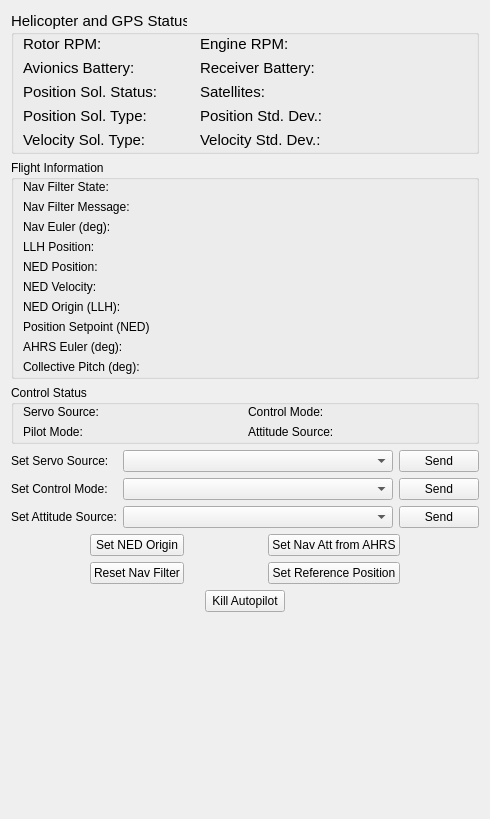
The window that src/ui/ualberta/UAlbertaControlWidget.ui (josephlewis42/UDenverQGC) describes before a commit, drawn with Qt 5.
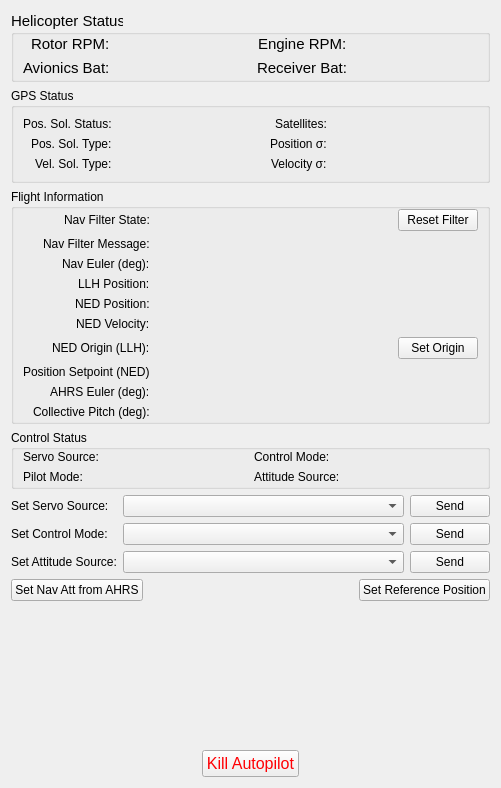
The same window after the commit. Icons and pictures are not drawn.

```diff
--- a/src/ui/ualberta/UAlbertaControlWidget.ui
+++ b/src/ui/ualberta/UAlbertaControlWidget.ui
@@ -6,8 +6,8 @@
    <rect>
     <x>0</x>
     <y>0</y>
-    <width>490</width>
-    <height>819</height>
+    <width>501</width>
+    <height>788</height>
    </rect>
   </property>
   <property name="windowTitle">
@@ -15,6 +15,14 @@
   </property>
   <layout class="QVBoxLayout" name="verticalLayout_2">
    <item>
+    <layout class="QVBoxLayout" name="verticalLayout_5">
+     <property name="spacing">
+      <number>6</number>
+     </property>
+     <property name="topMargin">
+      <number>0</number>
+     </property>
+     <item>
     <widget class="QGroupBox" name="groupBox">
      <property name="enabled">
       <bool>true</bool>
@@ -25,7 +33,7 @@
       </font>
      </property>
      <property name="title">
-      <string>Helicopter and GPS Status</string>
+        <string>Helicopter Status</string>
      </property>
      <layout class="QHBoxLayout" name="horizontalLayout_4">
       <property name="sizeConstraint">
@@ -35,21 +43,21 @@
        <number>0</number>
       </property>
       <property name="rightMargin">
-       <number>9</number>
+         <number>0</number>
       </property>
       <property name="bottomMargin">
        <number>2</number>
       </property>
       <item>
-       <layout class="QGridLayout" name="gridLayout_6">
-        <item row="1" column="0">
+         <layout class="QGridLayout" name="gridLayout_6" columnstretch="0,0,0,0">
+          <item row="1" column="0" alignment="Qt::AlignRight">
          <widget class="QLabel" name="label_15">
           <property name="text">
-           <string>Avionics Battery:</string>
+             <string>Avionics Bat:</string>
           </property>
          </widget>
         </item>
-        <item row="0" column="0">
+          <item row="0" column="0" alignment="Qt::AlignRight">
          <widget class="QLabel" name="label_8">
           <property name="text">
            <string>Rotor RPM:</string>
@@ -70,7 +78,7 @@
           </property>
          </widget>
         </item>
-        <item row="0" column="2">
+          <item row="0" column="2" alignment="Qt::AlignRight">
          <widget class="QLabel" name="label_18">
           <property name="text">
            <string>Engine RPM:</string>
@@ -84,10 +92,10 @@
           </property>
          </widget>
         </item>
-        <item row="1" column="2">
+          <item row="1" column="2" alignment="Qt::AlignRight">
          <widget class="QLabel" name="label_20">
           <property name="text">
-           <string>Receiver Battery:</string>
+             <string>Receiver Bat:</string>
           </property>
          </widget>
         </item>
@@ -98,7 +106,56 @@
           </property>
          </widget>
         </item>
-        <item row="2" column="0">
+          <item row="5" column="1">
+           <spacer name="horizontalSpacer">
+            <property name="orientation">
+             <enum>Qt::Horizontal</enum>
+            </property>
+            <property name="sizeHint" stdset="0">
+             <size>
+              <width>40</width>
+              <height>0</height>
+             </size>
+            </property>
+           </spacer>
+          </item>
+          <item row="5" column="3">
+           <spacer name="horizontalSpacer_2">
+            <property name="orientation">
+             <enum>Qt::Horizontal</enum>
+            </property>
+            <property name="sizeHint" stdset="0">
+             <size>
+              <width>40</width>
+              <height>0</height>
+             </size>
+            </property>
+           </spacer>
+          </item>
+         </layout>
+        </item>
+       </layout>
+      </widget>
+     </item>
+     <item>
+      <widget class="QGroupBox" name="horizontalGroupBox">
+       <property name="title">
+        <string>GPS Status</string>
+       </property>
+       <layout class="QHBoxLayout" name="horizontalLayout_3">
+        <item>
+         <layout class="QGridLayout" name="gridLayout_11">
+          <item row="1" column="2" alignment="Qt::AlignRight">
+           <widget class="QLabel" name="label_23">
+            <property name="toolTip">
+             <string>Position Standard Deviation</string>
+            </property>
+            <property name="text">
+             <string>Position σ:</string>
+            </property>
+           </widget>
+          </item>
+          <item row="0" column="0">
          <widget class="QLabel" name="label_22">
           <property name="sizePolicy">
            <sizepolicy hsizetype="Fixed" vsizetype="Preferred">
@@ -107,25 +164,64 @@
            </sizepolicy>
           </property>
           <property name="text">
-           <string>Position Sol. Status:</string>
+             <string>Pos. Sol. Status:</string>
           </property>
          </widget>
         </item>
-        <item row="3" column="0">
+          <item row="1" column="0" alignment="Qt::AlignRight">
          <widget class="QLabel" name="label_25">
           <property name="text">
-           <string>Position Sol. Type:</string>
+             <string>Pos. Sol. Type:</string>
           </property>
          </widget>
         </item>
-        <item row="4" column="0">
+          <item row="2" column="0" alignment="Qt::AlignRight">
          <widget class="QLabel" name="label_30">
           <property name="text">
-           <string>Velocity Sol. Type:</string>
+             <string>Vel. Sol. Type:</string>
+            </property>
+           </widget>
+          </item>
+          <item row="1" column="1">
+           <widget class="QLabel" name="pos_sol_type_label">
+            <property name="sizePolicy">
+             <sizepolicy hsizetype="Minimum" vsizetype="Preferred">
+              <horstretch>0</horstretch>
+              <verstretch>0</verstretch>
+             </sizepolicy>
+            </property>
+            <property name="minimumSize">
+             <size>
+              <width>0</width>
+              <height>0</height>
+             </size>
+            </property>
+            <property name="text">
+             <string/>
+            </property>
+           </widget>
+          </item>
+          <item row="0" column="3">
+           <widget class="QLabel" name="satellites_label">
+            <property name="text">
+             <string/>
           </property>
          </widget>
         </item>
         <item row="2" column="1">
+           <widget class="QLabel" name="vel_sol_type_label">
+            <property name="minimumSize">
+             <size>
+              <width>0</width>
+              <height>0</height>
+             </size>
+            </property>
+            <property name="text">
+             <string/>
+            </property>
+           </widget>
+          </item>
+          <item row="0" column="1">
          <widget class="QLabel" name="pos_sol_status_label">
           <property name="enabled">
            <bool>true</bool>
@@ -165,86 +261,69 @@
           </property>
          </widget>
         </item>
-        <item row="3" column="1">
-         <widget class="QLabel" name="pos_sol_type_label">
-          <property name="sizePolicy">
-           <sizepolicy hsizetype="Minimum" vsizetype="Preferred">
-            <horstretch>0</horstretch>
-            <verstretch>0</verstretch>
-           </sizepolicy>
-          </property>
-          <property name="minimumSize">
-           <size>
-            <width>0</width>
-            <height>0</height>
-           </size>
-          </property>
-          <property name="text">
-           <string/>
-          </property>
-         </widget>
-        </item>
-        <item row="4" column="1">
-         <widget class="QLabel" name="vel_sol_type_label">
-          <property name="minimumSize">
-           <size>
-            <width>0</width>
-            <height>0</height>
-           </size>
-          </property>
-          <property name="text">
-           <string/>
-          </property>
-         </widget>
-        </item>
-        <item row="2" column="2">
-         <widget class="QLabel" name="label_32">
-          <property name="sizePolicy">
-           <sizepolicy hsizetype="Fixed" vsizetype="Preferred">
-            <horstretch>0</horstretch>
-            <verstretch>0</verstretch>
-           </sizepolicy>
-          </property>
-          <property name="text">
-           <string>Satellites:</string>
-          </property>
-         </widget>
-        </item>
-        <item row="3" column="2">
-         <widget class="QLabel" name="label_23">
-          <property name="text">
-           <string>Position Std. Dev.:</string>
-          </property>
-         </widget>
-        </item>
-        <item row="4" column="2">
+          <item row="2" column="2" alignment="Qt::AlignRight">
          <widget class="QLabel" name="label_31">
           <property name="text">
-           <string>Velocity Std. Dev.:</string>
+             <string>Velocity σ:</string>
           </property>
          </widget>
         </item>
         <item row="2" column="3">
-         <widget class="QLabel" name="satellites_label">
-          <property name="text">
-           <string/>
-          </property>
-         </widget>
-        </item>
-        <item row="3" column="3">
-         <widget class="QLabel" name="pos_std_label">
-          <property name="text">
-           <string/>
-          </property>
-         </widget>
-        </item>
-        <item row="4" column="3">
          <widget class="QLabel" name="vel_std_label">
           <property name="text">
            <string/>
           </property>
          </widget>
         </item>
+          <item row="1" column="3">
+           <widget class="QLabel" name="pos_std_label">
+            <property name="text">
+             <string/>
+            </property>
+           </widget>
+          </item>
+          <item row="0" column="2" alignment="Qt::AlignRight">
+           <widget class="QLabel" name="label_32">
+            <property name="sizePolicy">
+             <sizepolicy hsizetype="Fixed" vsizetype="Preferred">
+              <horstretch>0</horstretch>
+              <verstretch>0</verstretch>
+             </sizepolicy>
+            </property>
+            <property name="toolTip">
+             <string>The number of satellites that make up this solution</string>
+            </property>
+            <property name="text">
+             <string>Satellites:</string>
+            </property>
+           </widget>
+          </item>
+          <item row="3" column="1">
+           <spacer name="horizontalSpacer_10">
+            <property name="orientation">
+             <enum>Qt::Horizontal</enum>
+            </property>
+            <property name="sizeHint" stdset="0">
+             <size>
+              <width>40</width>
+              <height>0</height>
+             </size>
+            </property>
+           </spacer>
+          </item>
+          <item row="3" column="3">
+           <spacer name="horizontalSpacer_11">
+            <property name="orientation">
+             <enum>Qt::Horizontal</enum>
+            </property>
+            <property name="sizeHint" stdset="0">
+             <size>
+              <width>40</width>
+              <height>0</height>
+             </size>
+            </property>
+           </spacer>
+          </item>
        </layout>
       </item>
      </layout>
@@ -263,9 +342,29 @@
        <number>2</number>
       </property>
       <item>
-       <layout class="QGridLayout" name="gridLayout_3">
-        <item row="2" column="0">
+         <layout class="QGridLayout" name="gridLayout_3" columnstretch="0,1,0" columnminimumwidth="0,0,0">
+          <item row="4" column="1">
+           <widget class="QLabel" name="nav_euler_label">
+            <property name="text">
+             <string/>
+            </property>
+           </widget>
+          </item>
+          <item row="10" column="0" alignment="Qt::AlignRight">
+           <widget class="QLabel" name="label_4">
+            <property name="text">
+             <string>AHRS Euler (deg):</string>
+            </property>
+           </widget>
+          </item>
+          <item row="2" column="0" alignment="Qt::AlignRight">
          <widget class="QLabel" name="label_3">
+            <property name="layoutDirection">
+             <enum>Qt::LeftToRight</enum>
+            </property>
+            <property name="styleSheet">
+             <string notr="true">text-align:right;</string>
+            </property>
           <property name="text">
            <string>Nav Filter State:</string>
           </property>
@@ -278,7 +377,7 @@
           </property>
          </widget>
         </item>
-        <item row="3" column="0">
+          <item row="3" column="0" alignment="Qt::AlignRight">
          <widget class="QLabel" name="label_13">
           <property name="text">
            <string>Nav Filter Message:</string>
@@ -292,21 +391,14 @@
           </property>
          </widget>
         </item>
-        <item row="4" column="0">
+          <item row="4" column="0" alignment="Qt::AlignRight">
          <widget class="QLabel" name="label_14">
           <property name="text">
            <string>Nav Euler (deg):</string>
           </property>
          </widget>
         </item>
-        <item row="4" column="1">
-         <widget class="QLabel" name="nav_euler_label">
-          <property name="text">
-           <string/>
-          </property>
-         </widget>
-        </item>
-        <item row="5" column="0">
+          <item row="5" column="0" alignment="Qt::AlignRight">
          <widget class="QLabel" name="label_7">
           <property name="text">
            <string>LLH Position:</string>
@@ -320,7 +412,7 @@
           </property>
          </widget>
         </item>
-        <item row="6" column="0">
+          <item row="6" column="0" alignment="Qt::AlignRight">
          <widget class="QLabel" name="label_9">
           <property name="text">
            <string>NED Position:</string>
@@ -334,7 +426,7 @@
           </property>
          </widget>
         </item>
-        <item row="7" column="0">
+          <item row="7" column="0" alignment="Qt::AlignRight">
          <widget class="QLabel" name="label_10">
           <property name="text">
            <string>NED Velocity:</string>
@@ -348,7 +440,7 @@
           </property>
          </widget>
         </item>
-        <item row="8" column="0">
+          <item row="8" column="0" alignment="Qt::AlignRight">
          <widget class="QLabel" name="label_11">
           <property name="text">
            <string>NED Origin (LLH):</string>
@@ -362,13 +454,6 @@
           </property>
          </widget>
         </item>
-        <item row="10" column="0">
-         <widget class="QLabel" name="label_4">
-          <property name="text">
-           <string>AHRS Euler (deg):</string>
-          </property>
-         </widget>
-        </item>
         <item row="10" column="1">
          <widget class="QLabel" name="ahrs_euler_label">
           <property name="text">
@@ -376,7 +461,7 @@
           </property>
          </widget>
         </item>
-        <item row="11" column="0">
+          <item row="11" column="0" alignment="Qt::AlignRight">
          <widget class="QLabel" name="label_28">
           <property name="text">
            <string>Collective Pitch (deg):</string>
@@ -390,7 +475,7 @@
           </property>
          </widget>
         </item>
-        <item row="9" column="0">
+          <item row="9" column="0" alignment="Qt::AlignRight">
          <widget class="QLabel" name="label_19">
           <property name="text">
            <string>Position Setpoint (NED)</string>
@@ -404,6 +489,20 @@
           </property>
          </widget>
         </item>
+          <item row="8" column="2">
+           <widget class="QPushButton" name="ned_origin_button">
+            <property name="text">
+             <string>Set Origin</string>
+            </property>
+           </widget>
+          </item>
+          <item row="2" column="2">
+           <widget class="QPushButton" name="reset_filter_button">
+            <property name="text">
+             <string>Reset Filter</string>
+            </property>
+           </widget>
+          </item>
        </layout>
       </item>
      </layout>
@@ -545,67 +644,14 @@
    </item>
    <item>
     <layout class="QGridLayout" name="gridLayout_4">
-     <item row="3" column="1">
-      <widget class="QPushButton" name="reset_filter_button">
-       <property name="text">
-        <string>Reset Nav Filter</string>
-       </property>
-      </widget>
-     </item>
-     <item row="0" column="1">
-      <widget class="QPushButton" name="ned_origin_button">
-       <property name="text">
-        <string>Set NED Origin</string>
-       </property>
-      </widget>
-     </item>
-     <item row="0" column="3">
+       <item row="0" column="0">
       <widget class="QPushButton" name="set_attitude_button">
        <property name="text">
         <string>Set Nav Att from AHRS</string>
        </property>
       </widget>
      </item>
-     <item row="0" column="0">
-      <spacer name="horizontalSpacer">
-       <property name="orientation">
-        <enum>Qt::Horizontal</enum>
-       </property>
-       <property name="sizeHint" stdset="0">
-        <size>
-         <width>40</width>
-         <height>20</height>
-        </size>
-       </property>
-      </spacer>
-     </item>
-     <item row="3" column="0">
-      <spacer name="horizontalSpacer_2">
-       <property name="orientation">
-        <enum>Qt::Horizontal</enum>
-       </property>
-       <property name="sizeHint" stdset="0">
-        <size>
-         <width>40</width>
-         <height>20</height>
-        </size>
-       </property>
-      </spacer>
-     </item>
-     <item row="0" column="4">
-      <spacer name="horizontalSpacer_3">
-       <property name="orientation">
-        <enum>Qt::Horizontal</enum>
-       </property>
-       <property name="sizeHint" stdset="0">
-        <size>
-         <width>40</width>
-         <height>20</height>
-        </size>
-       </property>
-      </spacer>
-     </item>
-     <item row="0" column="2">
+       <item row="0" column="1">
       <spacer name="horizontalSpacer_4">
        <property name="orientation">
         <enum>Qt::Horizontal</enum>
@@ -618,33 +664,7 @@
        </property>
       </spacer>
      </item>
-     <item row="3" column="4">
-      <spacer name="horizontalSpacer_5">
-       <property name="orientation">
-        <enum>Qt::Horizontal</enum>
-       </property>
-       <property name="sizeHint" stdset="0">
-        <size>
-         <width>40</width>
-         <height>20</height>
-        </size>
-       </property>
-      </spacer>
-     </item>
-     <item row="3" column="2">
-      <spacer name="horizontalSpacer_6">
-       <property name="orientation">
-        <enum>Qt::Horizontal</enum>
-       </property>
-       <property name="sizeHint" stdset="0">
-        <size>
-         <width>40</width>
-         <height>20</height>
-        </size>
-       </property>
-      </spacer>
-     </item>
-     <item row="3" column="3">
+       <item row="0" column="2">
       <widget class="QPushButton" name="setRefPos">
        <property name="focusPolicy">
         <enum>Qt::WheelFocus</enum>
@@ -657,44 +677,7 @@
     </layout>
    </item>
    <item>
-    <layout class="QHBoxLayout" name="horizontalLayout">
-     <item>
-      <spacer name="horizontalSpacer_7">
-       <property name="orientation">
-        <enum>Qt::Horizontal</enum>
-       </property>
-       <property name="sizeHint" stdset="0">
-        <size>
-         <width>40</width>
-         <height>20</height>
-        </size>
-       </property>
-      </spacer>
-     </item>
-     <item>
-      <widget class="QPushButton" name="shutdown_button">
-       <property name="text">
-        <string>Kill Autopilot</string>
-       </property>
-      </widget>
-     </item>
-     <item>
-      <spacer name="horizontalSpacer_8">
-       <property name="orientation">
-        <enum>Qt::Horizontal</enum>
-       </property>
-       <property name="sizeHint" stdset="0">
-        <size>
-         <width>40</width>
-         <height>20</height>
-        </size>
-       </property>
-      </spacer>
-     </item>
-    </layout>
-   </item>
-   <item>
-    <spacer name="verticalSpacer">
+      <spacer name="verticalSpacer_2">
      <property name="orientation">
       <enum>Qt::Vertical</enum>
      </property>
@@ -706,7 +689,38 @@
      </property>
     </spacer>
    </item>
-  </layout>
+     <item>
+      <layout class="QHBoxLayout" name="horizontalLayout">
+       <item alignment="Qt::AlignHCenter">
+        <widget class="QPushButton" name="shutdown_button">
+         <property name="font">
+          <font>
+           <pointsize>12</pointsize>
+           <weight>50</weight>
+           <italic>false</italic>
+           <bold>false</bold>
+          </font>
+         </property>
+         <property name="styleSheet">
+          <string notr="true">color:rgb(255, 0, 4)</string>
+         </property>
+         <property name="text">
+          <string>Kill Autopilot</string>
+         </property>
+         <property name="icon">
+          <iconset resource="../../../qgroundcontrol.qrc">
+           <normaloff>:/images/actions/process-stop.svg</normaloff>:/images/actions/process-stop.svg</iconset>
+         </property>
+         <property name="flat">
+          <bool>false</bool>
+         </property>
+        </widget>
+       </item>
+      </layout>
+     </item>
+    </layout>
+   </item>
+  </layout>
  </widget>
  <resources/>
  <connections/>
```
Left out of the diff: 19 changed lines with no effect on the pictures. Lines whose indentation alone changed are shown as unchanged.
